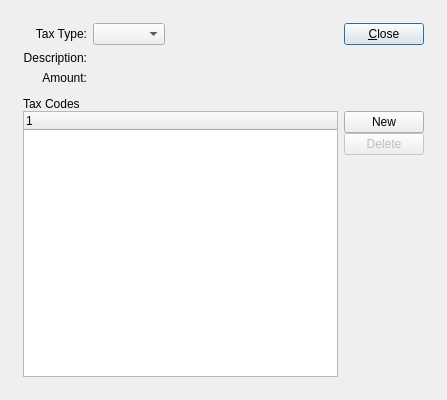
The window that guiclient/taxDetail.ui (discountscott/qt-client) describes before a commit, drawn with Qt 5.
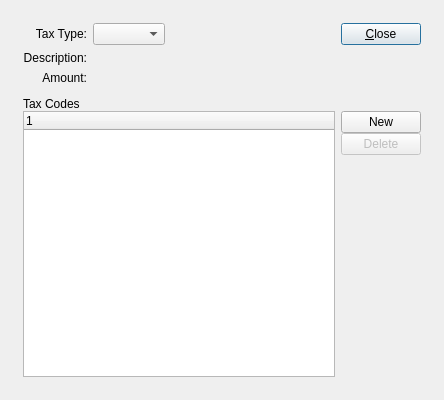
The same window after the commit. Custom widgets are drawn as their Qt base class.

What changed in the file:
```diff
--- a/guiclient/taxDetail.ui
+++ b/guiclient/taxDetail.ui
@@ -13,7 +13,7 @@
    <rect>
     <x>0</x>
     <y>0</y>
-    <width>447</width>
+    <width>444</width>
     <height>400</height>
    </rect>
   </property>
```
Left out of the diff: 1 changed line with no effect on the pictures.
